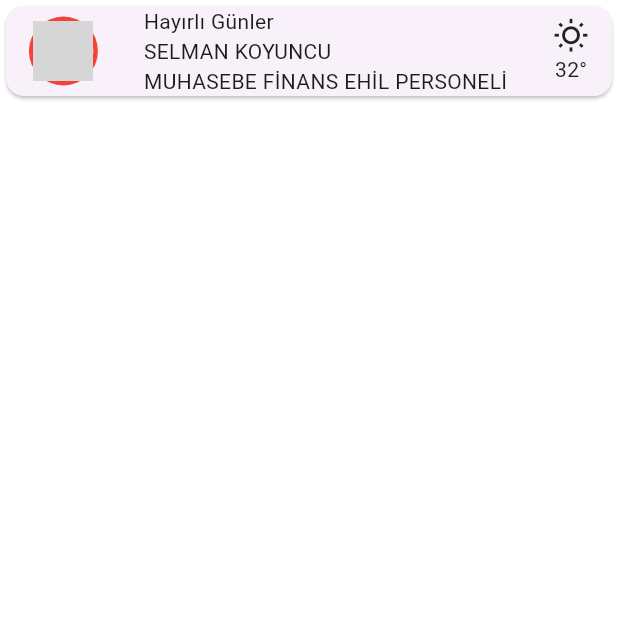
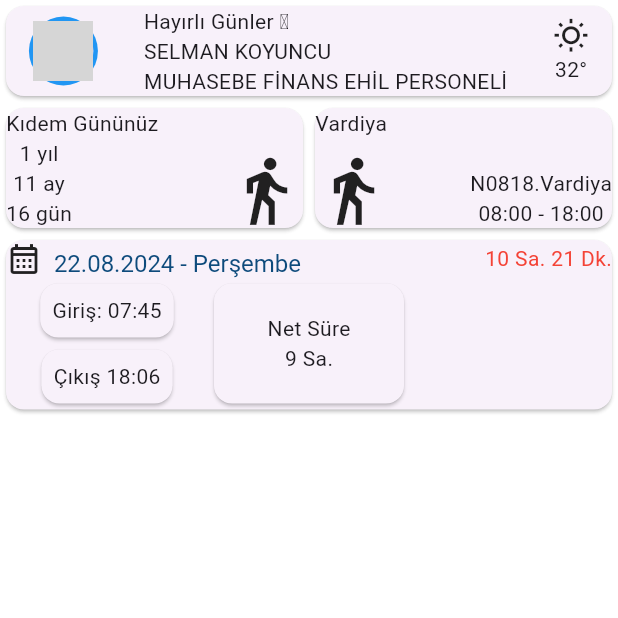
Before and after one commit to PenguBey/opak_mobile, a Flutter app: the screen it shows after launch, on a phone screen of 412 x 824 dp, the top half of it. Run offline on Flutter 3.47's test engine with Material 3 defaults, Android fonts, the phone set to English and light mode, and no system bars; network calls fail; grey boxes are pictures that could not be loaded.

Commit message:
Takvim ve vardiye görünümleri eklendi

```diff
--- /dev/null
+++ b/lib/constants/color_con.dart
@@ -0,0 +1,6 @@
+import 'package:flutter/material.dart';
+
+class ColorCon {
+  static const cicleAvatar =  Color.fromRGBO(33, 150, 243, 1);
+  static const takvim =  Color.fromRGBO(14, 75, 124, 1);
+}
--- /dev/null
+++ b/lib/constants/edge_con.dart
@@ -0,0 +1,5 @@
+import 'package:flutter/material.dart';
+
+class EdgeCon {
+  static const cicleAvatar = EdgeInsets.all(3.0);
+}
--- a/lib/main.dart
+++ b/lib/main.dart
@@ -1,4 +1,6 @@
 import 'package:flutter/material.dart';
+import 'package:opak_mobile/constants/color_con.dart';
+import 'package:opak_mobile/constants/edge_con.dart';
 
 void main() {
   runApp(const MyApp());
@@ -23,7 +25,6 @@ class MyApp extends StatelessWidget {
 
 class MainMenu extends StatelessWidget {
   const MainMenu({super.key});
-
   @override
   Widget build(BuildContext context) {
     return Scaffold(
@@ -36,8 +37,8 @@ class MainMenu extends StatelessWidget {
                 Container(
                   decoration: BoxDecoration(
                       borderRadius: BorderRadius.circular(100),
-                      color: Colors.red),
-                  padding: const EdgeInsets.all(3.0),
+                      color: ColorCon.cicleAvatar),
+                  padding: EdgeCon.cicleAvatar,
                   child: const CircleAvatar(
                     foregroundImage: NetworkImage(
                         "https://avatars.githubusercontent.com/u/124432670?v=4"),
@@ -47,7 +48,7 @@ class MainMenu extends StatelessWidget {
                   crossAxisAlignment: CrossAxisAlignment.start,
                   children: [
                     Text(
-                      "Hayırlı Günler",
+                      "Hayırlı Günler \uD83C\uDF24",
                     ),
                     Text("SELMAN KOYUNCU"),
                     Text("MUHASEBE FİNANS EHİL PERSONELİ")
@@ -58,6 +59,134 @@ class MainMenu extends StatelessWidget {
                 )
               ],
             ),
+          ),
+          const IntrinsicHeight(
+            child: Row(
+              children: [
+                Expanded(
+                  child: Card(
+                    child: Column(
+                      mainAxisAlignment: MainAxisAlignment.spaceBetween,
+                      crossAxisAlignment: CrossAxisAlignment.start,
+                      children: [
+                        Text("Kıdem Gününüz"),
+                        Row(
+                          mainAxisAlignment: MainAxisAlignment.spaceBetween,
+                          crossAxisAlignment: CrossAxisAlignment.end,
+                          children: [
+                            Column(
+                              children: [
+                                Text("1 yıl"),
+                                Text("11 ay"),
+                                Text("16 gün")
+                              ],
+                            ),
+                            Icon(
+                              Icons.directions_walk_sharp,
+                              size: 50,
+                            )
+                          ],
+                        )
+                      ],
+                    ),
+                  ),
+                ),
+                Expanded(
+                  child: Card(
+                    child: Column(
+                      mainAxisAlignment: MainAxisAlignment.spaceBetween,
+                      crossAxisAlignment: CrossAxisAlignment.start,
+                      children: [
+                        Text("Vardiya"),
+                        Row(
+                          mainAxisAlignment: MainAxisAlignment.spaceBetween,
+                          crossAxisAlignment: CrossAxisAlignment.end,
+                          children: [
+                            Icon(
+                              Icons.directions_walk_sharp,
+                              size: 50,
+                            ),
+                            Column(
+                              children: [
+                                Text("N0818.Vardiya"),
+                                Text("08:00 - 18:00"),
+                              ],
+                            )
+                          ],
+                        )
+                      ],
+                    ),
+                  ),
+                ),
+              ],
+            ),
+          ),
+          Card(
+            child: Column(
+              children: [
+                Row(
+                  mainAxisAlignment: MainAxisAlignment.spaceBetween,
+                  children: [
+                    RichText(
+                      text: const TextSpan(
+                        children: [
+                          WidgetSpan(
+                            child: Icon(Icons.calendar_month_outlined),
+                          ),
+                          TextSpan(
+                            text: "  22.08.2024 - Perşembe",
+                            style: TextStyle(
+                              color: ColorCon.takvim,
+                              fontSize: 16,
+                            ),
+                          ),
+                        ],
+                      ),
+                    ),
+                    const Text(
+                      "10 Sa. 21 Dk.",
+                      style: TextStyle(color: Colors.red),
+                    )
+                  ],
+                ),
+                const IntrinsicHeight(
+                  child: Row(
+                    children: [
+                      Expanded(
+                        child: Column(
+                          children: [
+                            Card(
+                              child: Padding(
+                                padding: EdgeInsets.all(8.0),
+                                child: Text("Giriş: 07:45"),
+                              ),
+                            ),
+                            Card(
+                              child: Padding(
+                                padding: EdgeInsets.all(8.0),
+                                child: Text("Çıkış 18:06"),
+                              ),
+                            ),
+                          ],
+                        ),
+                      ),
+                      Expanded(
+                        child: Card(
+                          child: Column(
+                            mainAxisAlignment: MainAxisAlignment.center,
+                            children: [
+                              Text("Net Süre"),
+                              Text("9 Sa."),
+                            ],
+                          ),
+                        ),
+                      ),
+                      Expanded(child: SizedBox())
+                    ],
+                  ),
+                )
+              ],
+            ),
           )
         ],
       ),
```
